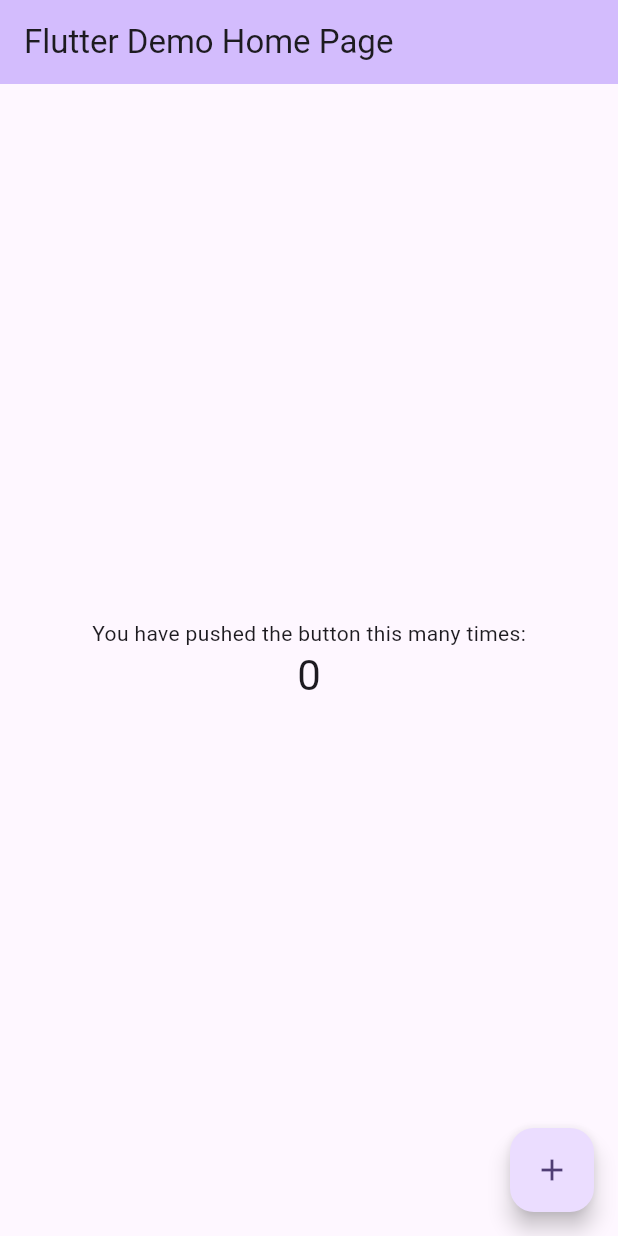
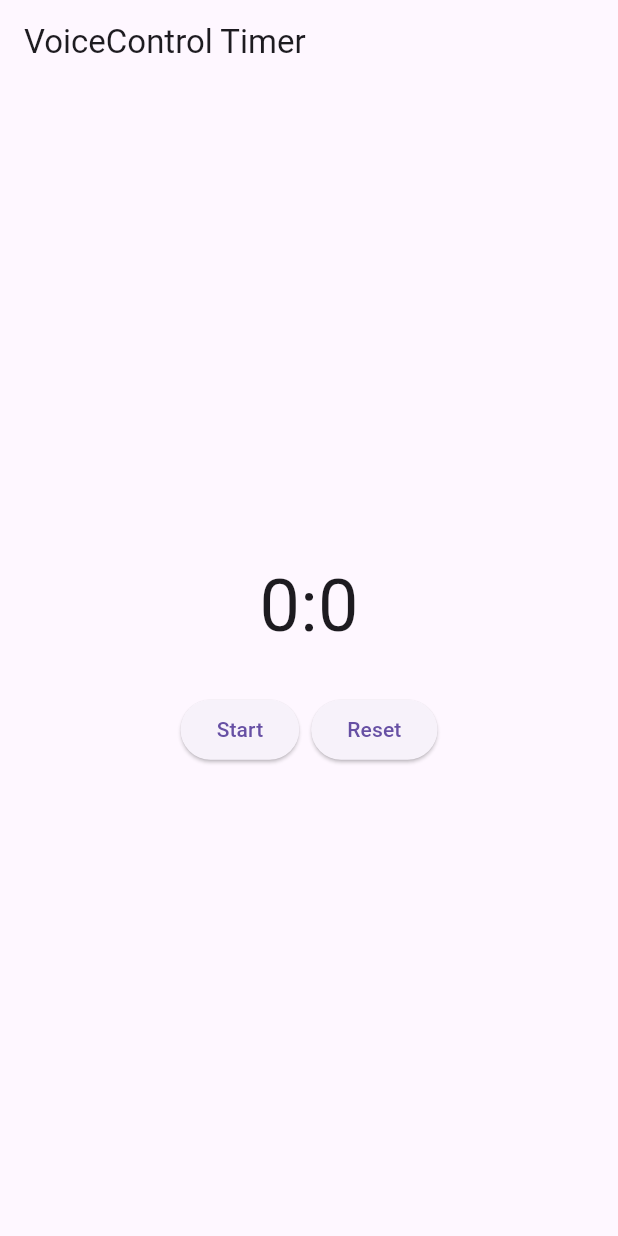
Before and after one commit to alexsvtmdev/vcstopwatch, a Flutter app: the screen it shows after launch, on a phone screen of 412 x 824 dp. Run offline on Flutter 3.47's test engine with Material 3 defaults, Android fonts, the phone set to English and light mode, and no system bars.

Commit message:
first successfull iteration

```diff
--- a/lib/main.dart
+++ b/lib/main.dart
@@ -1,122 +1,88 @@
+import 'dart:async';
+
 import 'package:flutter/material.dart';
 
 void main() {
-  runApp(const MyApp());
+  runApp(MyApp());
 }
 
 class MyApp extends StatelessWidget {
-  const MyApp({super.key});
-
-  // This widget is the root of your application.
   @override
   Widget build(BuildContext context) {
     return MaterialApp(
-      title: 'Flutter Demo',
-      theme: ThemeData(
-        // This is the theme of your application.
-        //
-        // TRY THIS: Try running your application with "flutter run". You'll see
-        // the application has a purple toolbar. Then, without quitting the app,
-        // try changing the seedColor in the colorScheme below to Colors.green
-        // and then invoke "hot reload" (save your changes or press the "hot
-        // reload" button in a Flutter-supported IDE, or press "r" if you used
-        // the command line to start the app).
-        //
-        // Notice that the counter didn't reset back to zero; the application
-        // state is not lost during the reload. To reset the state, use hot
-        // restart instead.
-        //
-        // This works for code too, not just values: Most code changes can be
-        // tested with just a hot reload.
-        colorScheme: ColorScheme.fromSeed(seedColor: Colors.deepPurple),
-      ),
-      home: const MyHomePage(title: 'Flutter Demo Home Page'),
+      title: 'VoiceControl Timer',
+      theme: ThemeData(primarySwatch: Colors.blue),
+      home: TimerPage(),
     );
   }
 }
 
-class MyHomePage extends StatefulWidget {
-  const MyHomePage({super.key, required this.title});
+class TimerPage extends StatefulWidget {
+  @override
+  _TimerPageState createState() => _TimerPageState();
+}
 
-  // This widget is the home page of your application. It is stateful, meaning
-  // that it has a State object (defined below) that contains fields that affect
-  // how it looks.
+class _TimerPageState extends State<TimerPage> {
+  static const duration = const Duration(seconds: 1);
+  int secondsPassed = 0;
+  bool isActive = false;
+  Timer? timer;
 
-  // This class is the configuration for the state. It holds the values (in this
-  // case the title) provided by the parent (in this case the App widget) and
-  // used by the build method of the State. Fields in a Widget subclass are
-  // always marked "final".
-
-  final String title;
+  void handleTick() {
+    if (isActive) {
+      setState(() {
+        secondsPassed = secondsPassed + 1;
+      });
+    }
+  }
 
   @override
-  State<MyHomePage> createState() => _MyHomePageState();
-}
-
-class _MyHomePageState extends State<MyHomePage> {
-  int _counter = 0;
-
-  void _incrementCounter() {
-    setState(() {
-      // This call to setState tells the Flutter framework that something has
-      // changed in this State, which causes it to rerun the build method below
-      // so that the display can reflect the updated values. If we changed
-      // _counter without calling setState(), then the build method would not be
-      // called again, and so nothing would appear to happen.
-      _counter++;
+  void initState() {
+    super.initState();
+    timer = Timer.periodic(duration, (Timer t) {
+      handleTick();
     });
   }
 
   @override
   Widget build(BuildContext context) {
-    // This method is rerun every time setState is called, for instance as done
-    // by the _incrementCounter method above.
-    //
-    // The Flutter framework has been optimized to make rerunning build methods
-    // fast, so that you can just rebuild anything that needs updating rather
-    // than having to individually change instances of widgets.
+    int seconds = secondsPassed % 60;
+    int minutes = secondsPassed ~/ 60;
+
     return Scaffold(
-      appBar: AppBar(
-        // TRY THIS: Try changing the color here to a specific color (to
-        // Colors.amber, perhaps?) and trigger a hot reload to see the AppBar
-        // change color while the other colors stay the same.
-        backgroundColor: Theme.of(context).colorScheme.inversePrimary,
-        // Here we take the value from the MyHomePage object that was created by
-        // the App.build method, and use it to set our appbar title.
-        title: Text(widget.title),
-      ),
+      appBar: AppBar(title: Text('VoiceControl Timer')),
       body: Center(
-        // Center is a layout widget. It takes a single child and positions it
-        // in the middle of the parent.
         child: Column(
-          // Column is also a layout widget. It takes a list of children and
-          // arranges them vertically. By default, it sizes itself to fit its
-          // children horizontally, and tries to be as tall as its parent.
-          //
-          // Column has various properties to control how it sizes itself and
-          // how it positions its children. Here we use mainAxisAlignment to
-          // center the children vertically; the main axis here is the vertical
-          // axis because Columns are vertical (the cross axis would be
-          // horizontal).
-          //
-          // TRY THIS: Invoke "debug painting" (choose the "Toggle Debug Paint"
-          // action in the IDE, or press "p" in the console), to see the
-          // wireframe for each widget.
           mainAxisAlignment: MainAxisAlignment.center,
           children: <Widget>[
-            const Text('You have pushed the button this many times:'),
-            Text(
-              '$_counter',
-              style: Theme.of(context).textTheme.headlineMedium,
+            Text('$minutes:$seconds', style: TextStyle(fontSize: 48)),
+            SizedBox(height: 24),
+            Row(
+              mainAxisAlignment: MainAxisAlignment.center,
+              children: <Widget>[
+                ElevatedButton(
+                  onPressed: () {
+                    setState(() {
+                      isActive = !isActive;
+                    });
+                  },
+                  child: Text(isActive ? 'Pause' : 'Start'),
+                ),
+                SizedBox(width: 8),
+                ElevatedButton(
+                  onPressed: () {
+                    setState(() {
+                      isActive = false;
+                      secondsPassed = 0;
+                    });
+                  },
+                  child: Text('Reset'),
+                ),
+              ],
             ),
           ],
         ),
       ),
-      floatingActionButton: FloatingActionButton(
-        onPressed: _incrementCounter,
-        tooltip: 'Increment',
-        child: const Icon(Icons.add),
-      ), // This trailing comma makes auto-formatting nicer for build methods.
     );
   }
 }
```
